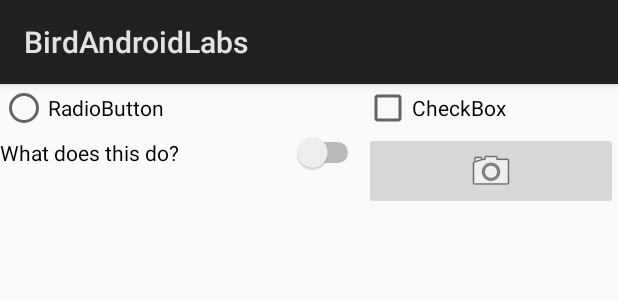
After one commit to bird0073/BirdAndroidLabs, an Android app: the layout activity_list_items.xml on its own in the app's theme, with its tools: preview values and no code run, on a phone screen of 412 x 824 dp. The commit adds this screen. Shown: the top 300 px of the screen. Run offline under Robolectric (Android 15) with nearby library versions, the phone set to English and light mode, and no system bars.

Commit message:
Lab 1 commit attempt 3

```diff
--- /dev/null
+++ b/app/src/main/res/layout/activity_list_items.xml
@@ -0,0 +1,45 @@
+<?xml version="1.0" encoding="utf-8"?>
+<android.widget.GridLayout xmlns:android="http://schemas.android.com/apk/res/android"
+    xmlns:app="http://schemas.android.com/apk/res-auto"
+    xmlns:tools="http://schemas.android.com/tools"
+    android:layout_width="match_parent"
+    android:layout_height="wrap_content"
+    android:rowCount="2"
+    android:columnCount="2"
+
+
+    tools:context="com.example.drbir.birdandroidlabs.ListItemsActivity">
+
+    <RadioButton
+        android:id="@+id/radioButton"
+        android:layout_width="wrap_content"
+        android:layout_height="wrap_content"
+        android:text="RadioButton"
+        android:layout_columnWeight="1"
+        android:gravity="fill" />
+
+    <CheckBox
+        android:id="@+id/checkBox"
+        android:layout_width="wrap_content"
+        android:layout_height="wrap_content"
+        android:text="CheckBox"
+        android:layout_columnWeight="1"
+        android:gravity="fill" />
+
+    <Switch
+        android:id="@+id/switch1"
+        android:layout_width="wrap_content"
+        android:layout_height="wrap_content"
+        android:text="@string/switch_Text"
+        android:layout_columnWeight="1"
+        android:gravity="fill" />
+
+    <ImageButton
+        android:id="@+id/imageButton"
+        android:layout_width="wrap_content"
+        android:layout_height="wrap_content"
+        android:src="@android:drawable/ic_menu_camera"
+        android:layout_columnWeight="1"
+        android:gravity="fill" />
+
+</android.widget.GridLayout>
--- a/app/src/main/res/values/strings.xml
+++ b/app/src/main/res/values/strings.xml
@@ -2,5 +2,8 @@
     <string name="app_name">BirdAndroidLabs</string>
     <string name="hello_message">Hello World!</string>
     <string name="ButtonText">I\'m a button!</string>
+    <string name="login_Text">Login: </string>
+    <string name="pass_Text">Password: </string>
+    <string name="switch_Text">What does this do? </string>
 
 </resources>
```
Also changed, not shown: app/src/main/java/com/example/drbir/birdandroidlabs/ListItemsActivity.java (added, +13 -0 lines), app/src/main/java/com/example/drbir/birdandroidlabs/LoginActivity.java (added, +13 -0 lines), app/src/main/res/layout/activity_login.xml (added, +43 -0 lines), 1 other file.
